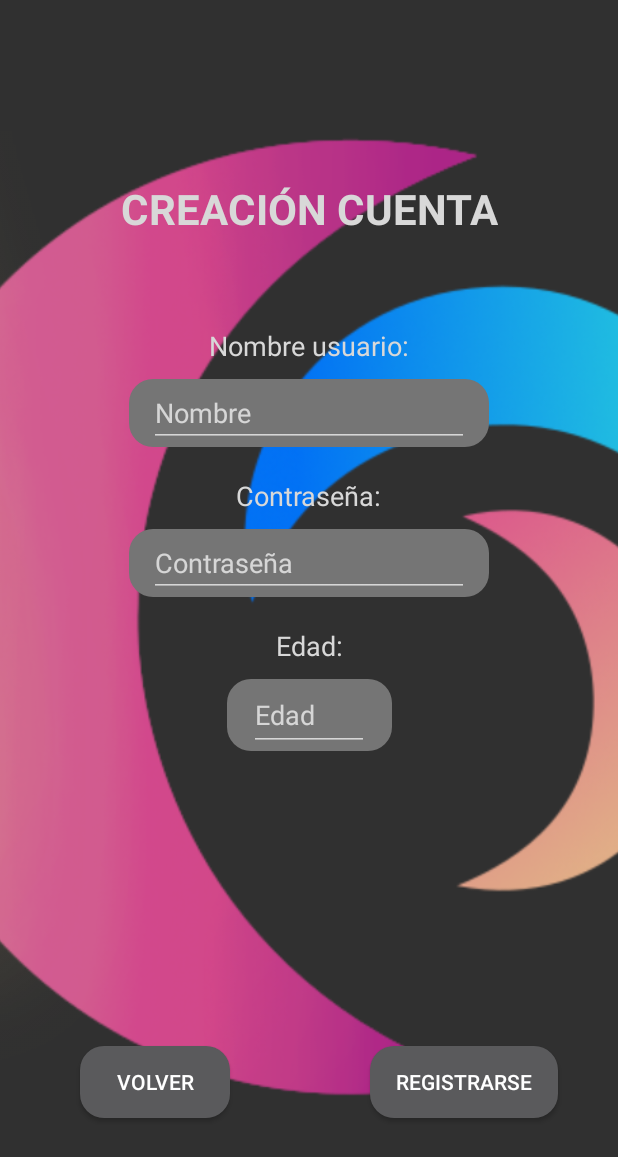
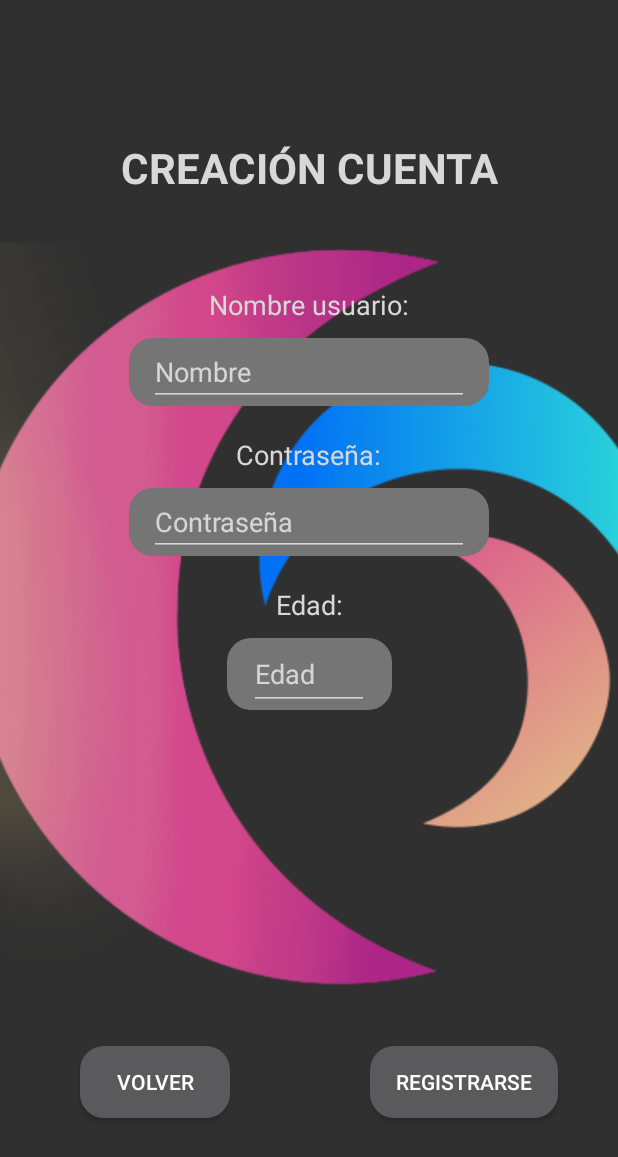
Before and after one commit to ErickTorres177/ProjectM07, an Android app: the screen it shows after launch (RegisterActivity), after a tap on "REGÍSTRATE", on a phone screen of 412 x 824 dp. Shown: the top 1157 px of the screen. Run offline under Robolectric (Android 15) with nearby library versions, the light colour scheme and no system bars.

Commit message:
- Layout Registro modificados - Comprovaciones de datos de login comparados con SharedPreferences.

```diff
--- a/app/src/main/java/cat/copernic/erick/projectm07/MainActivity.java
+++ b/app/src/main/java/cat/copernic/erick/projectm07/MainActivity.java
@@ -11,11 +11,12 @@ import android.widget.EditText;
 import android.widget.Toast;
 
 public class MainActivity extends AppCompatActivity {
+    // Variables donde se almacenarán los datos de las SharedPreferences
     private EditText user;
     private EditText pass;
 
+    // Variable de la cual se obtendran los datos de las SharedPreferences
     private SharedPreferences preferencias;
-    //private SharedPreferences.Editor editor;
 
     @Override
     protected void onCreate(Bundle savedInstanceState) {
@@ -27,81 +28,47 @@ public class MainActivity extends AppCompatActivity {
 
         preferencias = getSharedPreferences("Login", Context.MODE_PRIVATE);
     }
-        // Parte del anterior onCreate
 
-        /*editor = preferencias.edit();
+    /**
+     * Método que se encarga de lanzar la activity principal después de realizar la comprovación
+     * de los datos de usuario
+     *
+     * @param view
+     */
+    public void inciarSesion(View view) {
+        String nombre = preferencias.getString("NuevoUser", "vacio");
+        String passwd = preferencias.getString("NuevaPasswd", "vacio");
 
-        if (user.getText().toString().equals("") || pass.getText().toString().equals("")) {
-            Toast.makeText(this, "Campos vacios", Toast.LENGTH_SHORT);
+        // Comprovación de que en las SharedPreferences hay algun usuario dado de alta.
+        if (nombre.equals("vacio") || passwd.equals("vacio")) {
+            Toast.makeText(this, "No hay ningun usuario registrado", Toast.LENGTH_SHORT).show();
         } else {
-            if (preferencias.contains("NuevoUser")){
-                Intent intent =  new Intent(this, MainAplication.class);
-                startActivity(intent);
-                finish();
+            // Comprovación para ver si los campos usuario o contraseña se encuentran vacios.
+            if (user.getText().toString().equals("")) {
+                Toast.makeText(this, "Introduce el NOMBRE de usuario", Toast.LENGTH_SHORT).show();
+            } else if (pass.getText().toString().equals("")) {
+                Toast.makeText(this, "Introduce la contraseña", Toast.LENGTH_SHORT).show();
             } else {
-                Toast.makeText(this, "Usuario no registrado", Toast.LENGTH_SHORT);
-            }
-        }
-        */
-    /*
-    btnIngresar.setOnClickListener(new View.OnClickListener() {
-    @Override
-    public void onClick(View v) {
-
-        String usuario = user.getText().toString();
-        String password = pass.getText().toString();
-
-
-        preferencias = getSharedPreferences("misPref",MODE_PRIVATE);
-
-        String usuarioDetail =  preferencias.getString(usuario + password + "data", "Usuario o Contraseña incorrectas.");
-        editor = preferencias.edit();
-        editor.putString("display" , usuarioDetail);
-
-        Intent diplayPantallas = new Intent (MainActivity.this, MainAplication.class);
-
-        startActivity(diplayPantallas);
-
-
-        }
-        });
-
-
-    }
-    */
-    public void inciarSesion(View view) {
-
-        if (user.getText().toString().equals("") || pass.getText().toString().equals("")) {
-            Toast.makeText(this, "Campos vacios", Toast.LENGTH_SHORT).show();
-        } else {
-            if (preferencias.getString("NuevaEdad", "vacio").equals("vacio")) {
-                Toast.makeText(this, "Usuario no registrado", Toast.LENGTH_SHORT).show();
-            } else {
-                Intent intent = new Intent(this, MainAplication.class);
-                startActivity(intent);
+                // En caso de que no esten vacios, se pasa a comprovar que los datos introducidos sean
+                // los de las SharedPreferences.
+                if (!user.getText().toString().equals(nombre)) {
+                    Toast.makeText(this, "Usuario no encontrado", Toast.LENGTH_SHORT).show();
+                } else if (!pass.getText().toString().equals(passwd)) {
+                    Toast.makeText(this, "Contraseña erronea", Toast.LENGTH_SHORT).show();
+                } else {
+                    Intent intent = new Intent(this, MainAplication.class);
+                    startActivity(intent);
+                }
             }
         }
     }
-        /*
-         String usuario = user.getText().toString();
-         String password = pass.getText().toString();
 
-         //Guardamos los datos del usuario en el archivo de SHARED P.
-            editor.putString("userP", usuario);
-            editor.putString("passP", password);
-            //Confirmamos
-        editor.commit();
-        System.out.println("Tu usuario es: " + usuario + "\nTu contraseña es: " + password);
-
-        //Le mandamos a otra actividad
-        Intent intent = new Intent(this, MainAplication.class);
-        startActivity(intent);
-        finish();
-
-    }
-    */
-
-
+    /**
+     * Método encargado de iniciar la activity para Registrar un usuario, cuando el botón
+     * "Regístrate" es pulsado.
+     *
+     * @param view
+     */
     public void iniciarRegistro(View view) {
         Intent intent = new Intent(this, RegisterActivity.class);
         startActivity(intent);
--- a/app/src/main/res/layout/activity_register.xml
+++ b/app/src/main/res/layout/activity_register.xml
@@ -9,8 +9,8 @@
 
     <ImageView
         android:id="@+id/imgFondo"
-        android:layout_width="650dp"
-        android:layout_height="650dp"
+        android:layout_width="500dp"
+        android:layout_height="500dp"
         app:layout_constraintBottom_toBottomOf="@+id/P50H"
         app:layout_constraintEnd_toEndOf="@+id/P50V"
         app:layout_constraintStart_toStartOf="@+id/P50V"
@@ -47,18 +47,24 @@
         app:layout_constraintStart_toStartOf="parent"
         app:layout_constraintTop_toTopOf="parent">
 
+        <androidx.constraintlayout.widget.Guideline
+            android:id="@+id/P10H"
+            android:layout_width="wrap_content"
+            android:layout_height="wrap_content"
+            android:orientation="horizontal"
+            app:layout_constraintGuide_percent="0.15" />
+
         <TextView
             android:id="@+id/txt_titulo"
             android:layout_width="wrap_content"
             android:layout_height="wrap_content"
-            android:layout_marginTop="120dp"
             android:text="@string/tituloRegistro"
             android:textColor="@color/colorTitulos"
             android:textSize="28sp"
             android:textStyle="bold"
             app:layout_constraintEnd_toEndOf="parent"
             app:layout_constraintStart_toStartOf="parent"
-            app:layout_constraintTop_toTopOf="parent" />
+            app:layout_constraintTop_toTopOf="@+id/P10H" />
 
         <TextView
             android:id="@+id/txtTituloNombre"
```
